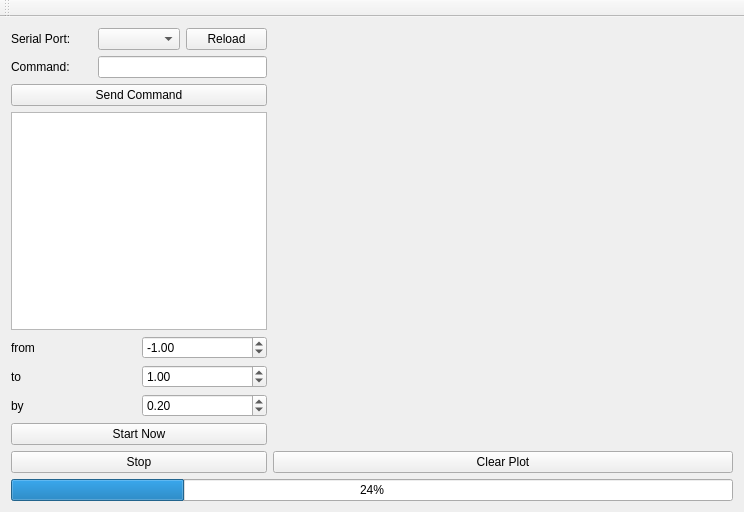
aleonard-cern/PhotoElectricEffect, file form/mainwindow.ui: the form before one commit.
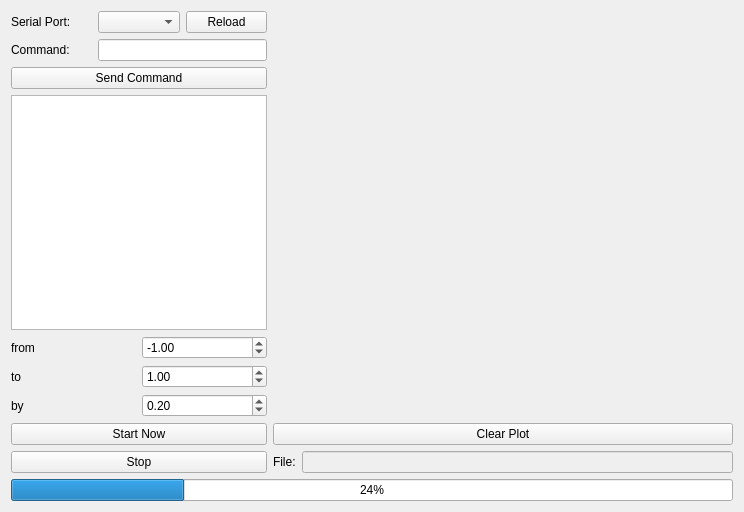
The form after the commit. Custom widgets are drawn as their Qt base class.

Commit message: Writing results to file

Patch:
```diff
--- a/form/mainwindow.ui
+++ b/form/mainwindow.ui
@@ -17,23 +17,7 @@
    <layout class="QGridLayout" name="gridLayout_4">
     <item row="0" column="0">
      <layout class="QGridLayout" name="gridLayout_3">
-      <item row="0" column="1">
-       <widget class="QCustomPlot" name="qcp_gr" native="true">
-        <property name="sizePolicy">
-         <sizepolicy hsizetype="Expanding" vsizetype="Expanding">
-          <horstretch>0</horstretch>
-          <verstretch>0</verstretch>
-         </sizepolicy>
-        </property>
-        <property name="minimumSize">
-         <size>
-          <width>400</width>
-          <height>400</height>
-         </size>
-        </property>
-       </widget>
-      </item>
-      <item row="0" column="0" rowspan="2">
+      <item row="0" column="0" rowspan="3">
        <layout class="QGridLayout" name="gridLayout_2">
         <property name="sizeConstraint">
          <enum>QLayout::SetMaximumSize</enum>
@@ -169,7 +153,37 @@
         </item>
        </layout>
       </item>
-      <item row="1" column="1">
+      <item row="2" column="2">
+       <widget class="QLineEdit" name="lineEdit_fileName">
+        <property name="enabled">
+         <bool>false</bool>
+        </property>
+       </widget>
+      </item>
+      <item row="2" column="1">
+       <widget class="QLabel" name="label">
+        <property name="text">
+         <string>File:</string>
+        </property>
+       </widget>
+      </item>
+      <item row="0" column="1" colspan="2">
+       <widget class="QCustomPlot" name="qcp_gr" native="true">
+        <property name="sizePolicy">
+         <sizepolicy hsizetype="Expanding" vsizetype="Expanding">
+          <horstretch>0</horstretch>
+          <verstretch>0</verstretch>
+         </sizepolicy>
+        </property>
+        <property name="minimumSize">
+         <size>
+          <width>400</width>
+          <height>400</height>
+         </size>
+        </property>
+       </widget>
+      </item>
+      <item row="1" column="1" colspan="2">
        <widget class="QPushButton" name="pushButton_clear_plot">
         <property name="text">
          <string>Clear Plot</string>
@@ -187,24 +201,6 @@
     </item>
    </layout>
   </widget>
-  <widget class="QMenuBar" name="menuBar">
-   <property name="geometry">
-    <rect>
-     <x>0</x>
-     <y>0</y>
-     <width>744</width>
-     <height>19</height>
-    </rect>
-   </property>
-  </widget>
-  <widget class="QToolBar" name="mainToolBar">
-   <attribute name="toolBarArea">
-    <enum>TopToolBarArea</enum>
-   </attribute>
-   <attribute name="toolBarBreak">
-    <bool>false</bool>
-   </attribute>
-  </widget>
  </widget>
  <layoutdefault spacing="6" margin="11"/>
  <customwidgets>
```
The commit also changes 2 other files.
